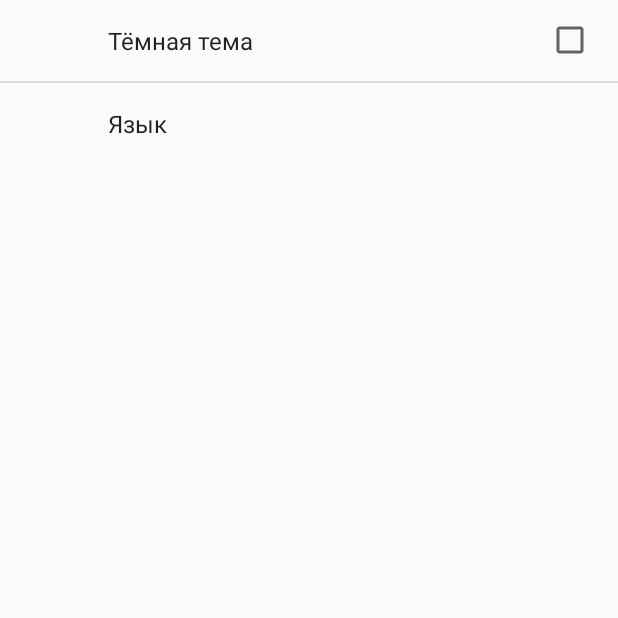
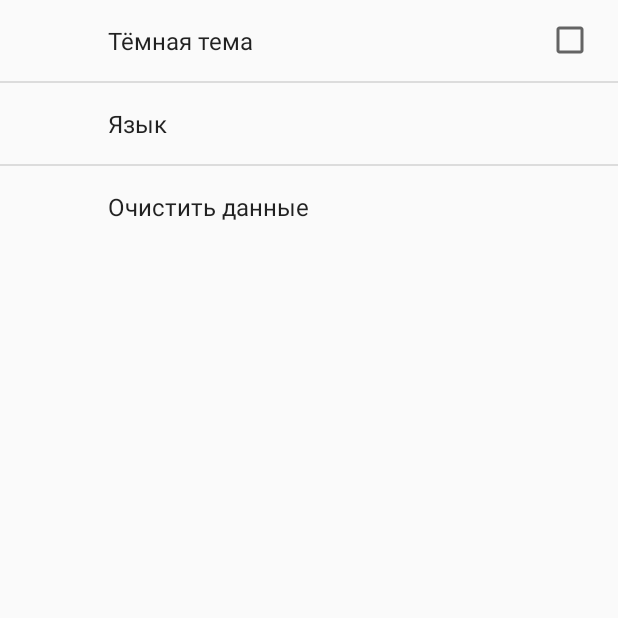
Before and after one commit to Adfferg/PPO-Lab2, an Android app: the screen it shows after launch (AppSettings), after a tap on "Настойки", on a phone screen of 412 x 824 dp, the top half of it. Run offline under Robolectric (Android 15) with nearby library versions, the phone set to English and light mode, and no system bars; our stand-ins replace androidx.preference.

Commit message:
20.01.2021 added clearing data

```diff
--- a/app/src/main/java/com/example/task2/MainActivity.java
+++ b/app/src/main/java/com/example/task2/MainActivity.java
@@ -38,19 +38,7 @@ public class MainActivity extends AppCompatActivity {
         toolbar = findViewById(R.id.toolbar);
         setSupportActionBar(toolbar);
         layout=findViewById(R.id.main_layout);
-        SharedPreferences prefs = PreferenceManager
-                .getDefaultSharedPreferences(this);
-        // читаем установленное значение из CheckBoxPreference
-        if (prefs.getBoolean(getString(R.string.pref_dark_theme), false))
-        {
-            AppCompatDelegate.setDefaultNightMode(
-                    AppCompatDelegate.MODE_NIGHT_YES);
-                   }
-        else
-        {
-            AppCompatDelegate.setDefaultNightMode(
-                    AppCompatDelegate.MODE_NIGHT_NO);
-        }
+
     }
 
    @Override
@@ -75,7 +63,7 @@ public class MainActivity extends AppCompatActivity {
         List<TimerSequence> sequences = adapter.GetItems();
         ListWithTimersAdapter listWithTimersAdapter = new ListWithTimersAdapter(this, R.layout.list_with_timers_item, sequences);
         listWithTimers.setAdapter(listWithTimersAdapter);
-        adapter.Close();
+
         SharedPreferences prefs = PreferenceManager
                 .getDefaultSharedPreferences(this);
         // читаем установленное значение из CheckBoxPreference
@@ -90,6 +78,7 @@ public class MainActivity extends AppCompatActivity {
                     AppCompatDelegate.MODE_NIGHT_NO);
         }
 
+
     }
     public void OpenNewActivity(){
         startActivity(new Intent(MainActivity.this, AddTimer.class));
--- a/app/src/main/res/values/strings.xml
+++ b/app/src/main/res/values/strings.xml
@@ -25,9 +25,13 @@
     <string name="dark_theme">Тёмная тема</string>
     <string name="language">Язык</string>
     <string name="now_playing">Сейчас:</string>
+    <string name="settings">Настойки</string>
+    <string name="clear_data">Очистить данные</string>
+    <string name="clear_users_data">Хотите очистить все пользовательские данные?</string>
 
     <string name="pref_dark_theme" translatable="false">Тёмная тема</string>
     <string name="pref_language" translatable="false">Язык</string>
-    <string name="settings">Настойки</string>
+    <string name="pref_clear_data" translatable="false">Очистить данные</string>
+
 
 </resources>
--- a/app/src/main/res/xml/settings_prefs.xml
+++ b/app/src/main/res/xml/settings_prefs.xml
@@ -13,4 +13,9 @@
             android:key="@string/pref_language"
             android:title="@string/language" />
     </PreferenceCategory>
+    <PreferenceCategory>
+        <Preference
+            android:key="@string/pref_clear_data"
+            android:title="@string/clear_data" />
+    </PreferenceCategory>
 </PreferenceScreen>
```
Also changed, not shown: app/src/main/java/com/example/task2/AppSettingsFragment.java (+34 -0 lines).
